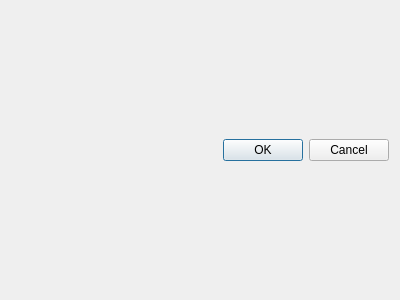
The window that services/ui/forms/customMessageBox.ui (mri4all/console) describes before a commit, drawn with Qt 5.
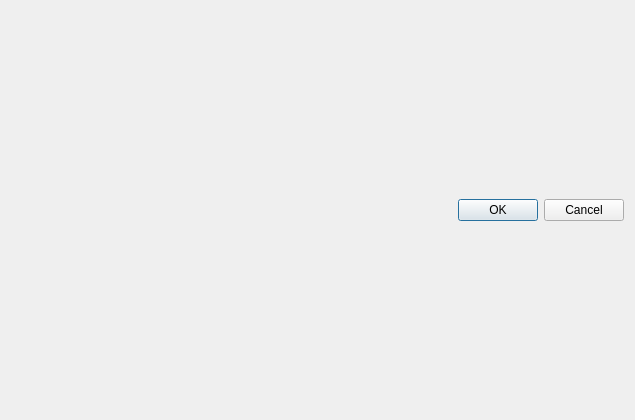
The same window after the commit.

Commit message: ipc: dialog buttons for plots live shim dialog

```diff
--- a/services/ui/forms/customMessageBox.ui
+++ b/services/ui/forms/customMessageBox.ui
@@ -6,8 +6,8 @@
    <rect>
     <x>0</x>
     <y>0</y>
-    <width>400</width>
-    <height>300</height>
+    <width>635</width>
+    <height>420</height>
    </rect>
   </property>
   <property name="windowTitle">
```
The commit also changes 5 other files.
